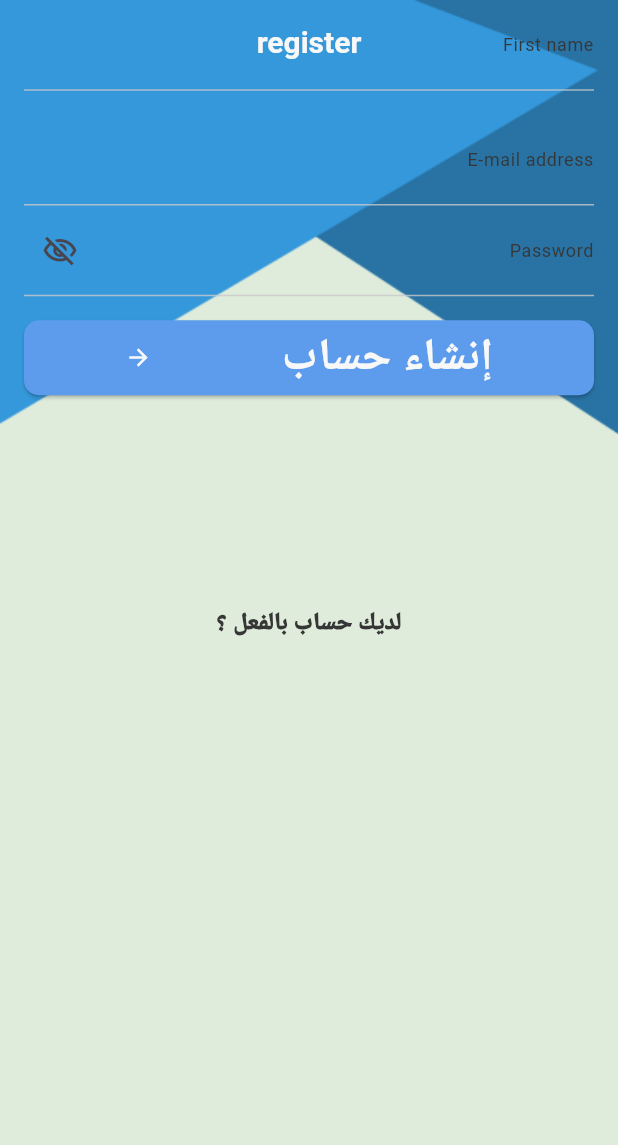
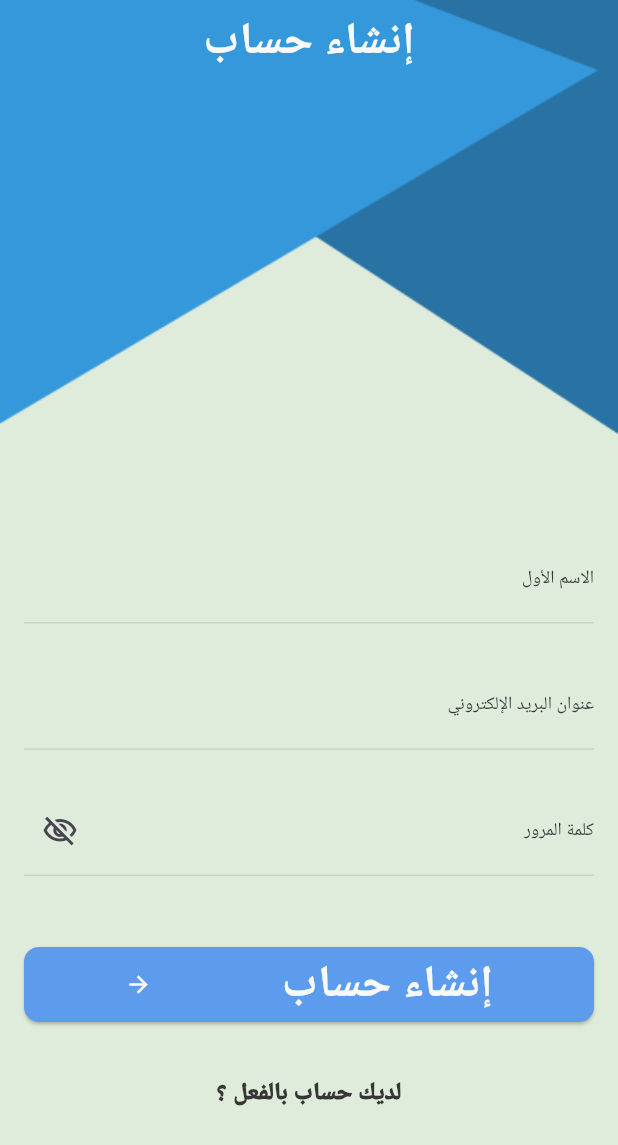
Before and after one commit to ibrahimelseginy/ToDo, a Flutter app: the screen it shows after launch, after a tap on "تسجيل الدخول", after a tap on "ليس لديك حساب ؟", on a phone screen of 412 x 824 dp. Shown: the top 1145 px of the screen. Run offline on Flutter 3.47's test engine with Material 3 defaults, Android fonts, the phone set to English and light mode, and no system bars; our stand-ins replace cloud_firestore, firebase_auth, firebase_core, flutter_slidable, fluttertoast, google_fonts; missing offline and left inert: flutter_timeline_calendar; accounts and stored records are empty; Roboto replaces fonts that are missing (Amiri).

Commit message:
finish App ToDo

```diff
--- a/lib/auth/login_screen.dart
+++ b/lib/auth/login_screen.dart
@@ -48,15 +48,25 @@ class _LoginScreenState extends State<LoginScreen> {
                 mainAxisAlignment: MainAxisAlignment.center,
                 crossAxisAlignment: CrossAxisAlignment.start,
                 children: [
-                  const SizedBox(
-                    height: 16,
+                  const Spacer(
+                    flex: 5,
                   ),
                   Text(
-                    'Welcome back!',
-                    style: Theme.of(context).textTheme.titleMedium,
+                    S.of(context).welcomeBack,
+                    style: Theme.of(context)
+                        .textTheme
+                        .titleMedium
+                        ?.copyWith(fontSize: 30),
                   ),
-                  const SizedBox(
-                    height: 16,
+                  Text(
+                    S.of(context).pleaseLogin,
+                    style: Theme.of(context)
+                        .textTheme
+                        .titleMedium
+                        ?.copyWith(fontSize: 20),
+                  ),
+                  const Spacer(
+                    flex: 2,
                   ),
                   DefaultTextFormField(
                     validator: (value) {
@@ -67,7 +77,9 @@ class _LoginScreenState extends State<LoginScreen> {
                       }
                       return null;
                     },
-                    labelText: 'Email',
+                    maxlines: 1,
+                    maxlenght: 100,
+                    labelText: S.of(context).email,
                     controller: emailController,
                   ),
                   DefaultTextFormField(
@@ -81,7 +93,7 @@ class _LoginScreenState extends State<LoginScreen> {
                       }
                       return null;
                     },
-                    labelText: 'Password',
+                    labelText: S.of(context).password,
                     controller: passowrdController,
                     isPassword: true,
                   ),
--- a/lib/auth/register_screen.dart
+++ b/lib/auth/register_screen.dart
@@ -31,25 +31,17 @@ class _RegisterScreenState extends State<RegisterScreen> {
     return Scaffold(
       extendBodyBehindAppBar: true,
       appBar: AppBar(
-        title: Text(
-          'register',
-          style: TextStyle(
-            color: AppTheme.white,
-            fontWeight: FontWeight.bold,
-            fontSize: 20,
+        title: Center(
+          child: Text(S.of(context).createAccount),
         ),
-        ),
-        centerTitle: true,
         backgroundColor: Colors.transparent,
       ),
-      body: Container(
-          width: double.infinity,
-          decoration: const BoxDecoration(
-            image: DecorationImage(
-                image: AssetImage('assets/images/background.png'),
-                fit: BoxFit.fill),
+      body: Stack(fit: StackFit.expand, children: [
+        Image.asset(
+          'assets/images/background.png',
+          fit: BoxFit.fill,
         ),
-          child: Padding(
+        Padding(
             padding: const EdgeInsets.symmetric(horizontal: 16),
             child: Form(
               key: formkey,
@@ -57,6 +49,9 @@ class _RegisterScreenState extends State<RegisterScreen> {
                   mainAxisAlignment: MainAxisAlignment.center,
                   crossAxisAlignment: CrossAxisAlignment.start,
                   children: [
+                    const Spacer(
+                      flex: 15,
+                    ),
                     DefaultTextFormField(
                       validator: (value) {
                         if (value == null || value.isEmpty) {
@@ -66,11 +61,11 @@ class _RegisterScreenState extends State<RegisterScreen> {
                         }
                         return null;
                       },
-                        labelText: 'First name',
+                      labelText: S.of(context).firstName,
                       controller: nameController,
                     ),
-                      const SizedBox(
-                        height: 16,
+                    const Spacer(
+                      flex: 1,
                     ),
                     DefaultTextFormField(
                       validator: (value) {
@@ -81,8 +76,11 @@ class _RegisterScreenState extends State<RegisterScreen> {
                         }
                         return null;
                       },
-                        labelText: 'E-mail address',
+                      labelText: S.of(context).emailAddress,
                       controller: emailController,
+                    ),
+                    const Spacer(
+                      flex: 1,
                     ),
                     DefaultTextFormField(
                       validator: (value) {
@@ -95,12 +93,12 @@ class _RegisterScreenState extends State<RegisterScreen> {
                         }
                         return null;
                       },
-                        labelText: 'Password',
+                      labelText: S.of(context).password,
                       controller: passowrdController,
                       isPassword: true,
                     ),
-                      const SizedBox(
-                        height: 16,
+                    const Spacer(
+                      flex: 2,
                     ),
                     DefaultElevatedButton(
                       onPressed: _register,
@@ -138,7 +136,8 @@ class _RegisterScreenState extends State<RegisterScreen> {
                     ),
                     const Spacer(flex: 3),
                   ]),
-              ))),
+            ))
+      ]),
     );
   }
 
--- a/lib/main.dart
+++ b/lib/main.dart
@@ -11,6 +11,7 @@ import 'package:todoapp/generated/l10n.dart';
 import 'package:todoapp/home_screen.dart';
 import 'package:todoapp/tabs/settings/settings_provider.dart';
 import 'package:todoapp/tabs/tasks/edit_task_screen.dart';
+import 'package:todoapp/tabs/tasks/task_tab.dart';
 import 'package:todoapp/tabs/tasks/tasks_provider.dart';
 import 'firebase_options.dart';
 
@@ -59,6 +60,7 @@ class TodoApp extends StatelessWidget {
         LoginScreen.routeName: (context) => const LoginScreen(),
         RegisterScreen.routeName: (context) => const RegisterScreen(),
         ResetPasswordScreen.routeName: (context) => const ResetPasswordScreen(),
+        TaskTab.routeName: (context) => const TaskTab(),
       },
       initialRoute: LoginScreen.routeName,
     );
--- a/lib/tabs/tasks/default_text_form_field.dart
+++ b/lib/tabs/tasks/default_text_form_field.dart
@@ -16,7 +16,7 @@ class DefaultTextFormField extends StatefulWidget {
   final String? Function(String?)? validator;
   final String? hintText;
   final String? labelText;
-    final int maxlenght;
+  final int maxlenght;
   final int? maxlines;
   final bool isPassword;
 
--- a/lib/tabs/tasks/task_tab.dart
+++ b/lib/tabs/tasks/task_tab.dart
@@ -6,6 +6,7 @@ import 'package:todoapp/tabs/tasks/task_item.dart';
 import 'package:todoapp/tabs/tasks/tasks_provider.dart';
 
 class TaskTab extends StatefulWidget {
+  static const String routeName = '/tasks';
   const TaskTab({super.key});
 
   @override
```
Also changed, not shown: lib/tabs/tasks/edit_task_screen.dart (+82 -81 lines). Lines whose indentation alone changed are shown as unchanged.
